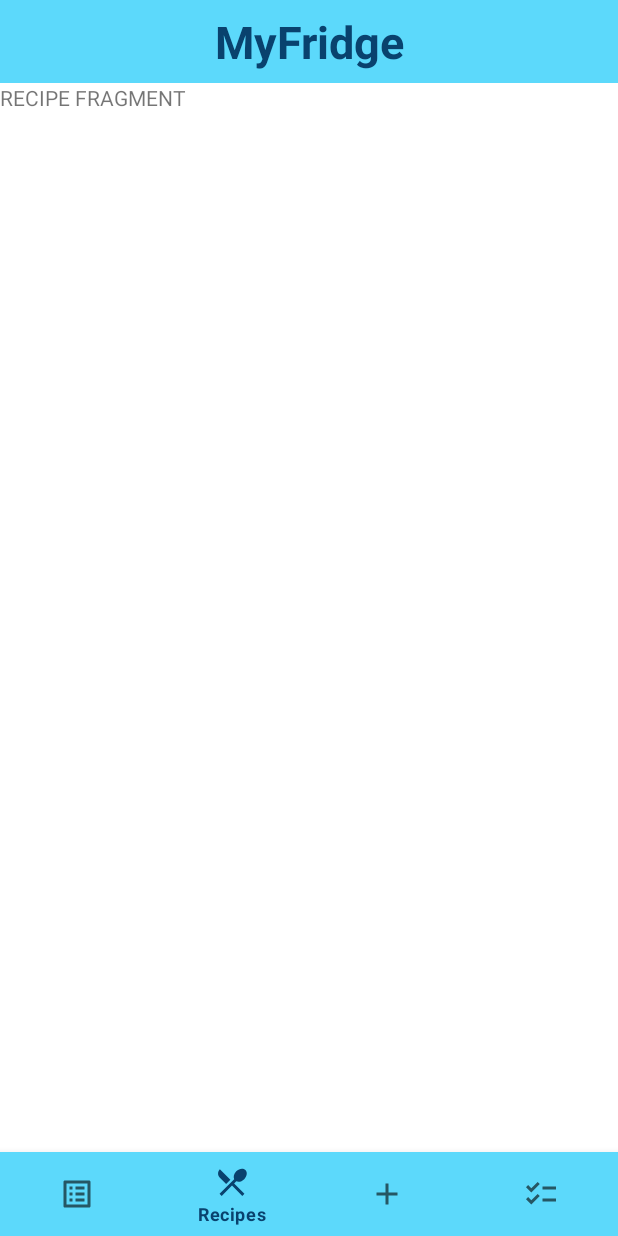
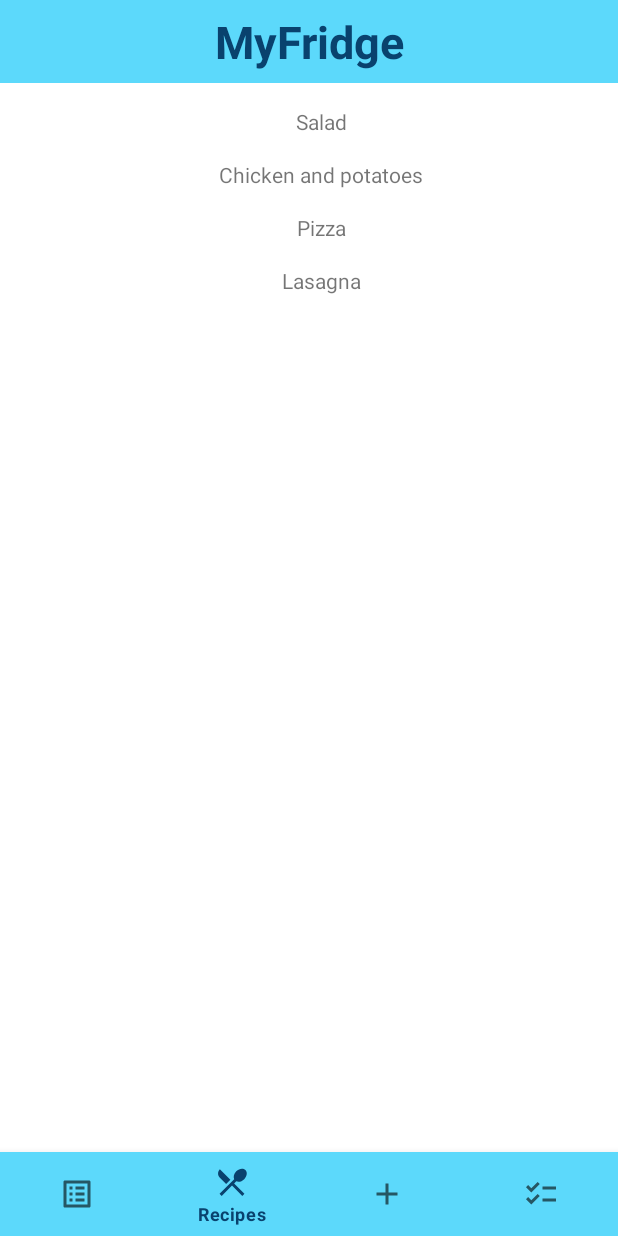
Before and after one commit to milmega/MyFridge, an Android app: the screen it shows after launch (MainActivity), item 2 of the bottom bar chosen, on a phone screen of 412 x 824 dp. Run offline under Robolectric (Android 15) with nearby library versions, the phone set to English and light mode, and no system bars; libraries missing offline, so code that uses them is left out: com.google.zxing.integration.

Commit message:
Shopping list view developed. It works like a note and saves automatically everything what user writes there. RecipeRecyclerAdapter developed as weel. It will show list of recipes retrieved from API.

```diff
--- a/app/build.gradle
+++ b/app/build.gradle
@@ -4,7 +4,6 @@ plugins {
 
 android {
     compileSdkVersion 31
-    buildToolsVersion "30.0.2"
 
     defaultConfig {
         applicationId "com.example.myfridge"
--- a/app/src/main/AndroidManifest.xml
+++ b/app/src/main/AndroidManifest.xml
@@ -14,7 +14,8 @@
         android:theme="@style/Theme.MyFridge">
 
         <activity android:name=".MainActivity"
-            android:screenOrientation="portrait">
+            android:screenOrientation="portrait"
+            android:exported="true">
             <intent-filter>
                 <action android:name="android.intent.action.MAIN" />
 
--- /dev/null
+++ b/app/src/main/java/com/example/myfridge/Recipe.java
@@ -0,0 +1,41 @@
+package com.example.myfridge;
+
+import android.media.Image;
+
+import java.util.ArrayList;
+
+public class Recipe {
+    private String name;
+    private Image photo;
+    private String description;
+    private ArrayList<Product>products;
+
+    public Recipe(String name){
+        this.name = name;
+    }
+
+    public String getName() {
+        return name;
+    }
+    public void setName(String name) {
+        this.name = name;
+    }
+    public Image getPhoto() {
+        return photo;
+    }
+    public void setPhoto(Image photo) {
+        this.photo = photo;
+    }
+    public String getDescription() {
+        return description;
+    }
+    public void setDescription(String description) {
+        this.description = description;
+    }
+    public ArrayList<Product> getProducts() {
+        return products;
+    }
+    public void setProducts(ArrayList<Product> products) {
+        this.products = products;
+    }
+}
--- a/app/src/main/java/com/example/myfridge/RecipeFragment.java
+++ b/app/src/main/java/com/example/myfridge/RecipeFragment.java
@@ -1,20 +1,47 @@
 package com.example.myfridge;
 
 import android.os.Bundle;
-
-import androidx.fragment.app.Fragment;
-
 import android.view.LayoutInflater;
 import android.view.View;
 import android.view.ViewGroup;
 
+import androidx.fragment.app.Fragment;
+import androidx.recyclerview.widget.DefaultItemAnimator;
+import androidx.recyclerview.widget.LinearLayoutManager;
+import androidx.recyclerview.widget.RecyclerView;
+
+import java.util.ArrayList;
+
 
 public class RecipeFragment extends Fragment {
+
+    ArrayList<Recipe> recipeArray;
+    private RecyclerView recyclerView;
 
     @Override
     public View onCreateView(LayoutInflater inflater, ViewGroup container,
                              Bundle savedInstanceState) {
         // Inflate the layout for this fragment
-        return inflater.inflate(R.layout.fragment_recipe, container, false);
+        View view =  inflater.inflate(R.layout.fragment_recipe, container, false);
+        recipeArray = new ArrayList<>();
+        recyclerView = view.findViewById(R.id.recipeRecycler);
+        addRecipes();
+        setAdapter();
+        return view;
+    }
+
+    private void setAdapter(){
+        RecipeRecyclerAdapter adapter = new RecipeRecyclerAdapter((MainActivity)getContext(), recipeArray);
+        RecyclerView.LayoutManager layoutManager = new LinearLayoutManager((MainActivity)getContext());
+        recyclerView.setLayoutManager(layoutManager);
+        recyclerView.setItemAnimator(new DefaultItemAnimator());
+        recyclerView.setAdapter(adapter);
+    }
+
+    private void addRecipes() {
+        recipeArray.add(new Recipe("Salad"));
+        recipeArray.add(new Recipe("Chicken and potatoes"));
+        recipeArray.add(new Recipe("Pizza"));
+        recipeArray.add(new Recipe("Lasagna"));
     }
 }
--- /dev/null
+++ b/app/src/main/java/com/example/myfridge/RecipeRecyclerAdapter.java
@@ -0,0 +1,50 @@
+package com.example.myfridge;
+
+import android.content.Context;
+import android.view.LayoutInflater;
+import android.view.View;
+import android.view.ViewGroup;
+import android.widget.TextView;
+
+import androidx.annotation.NonNull;
+import androidx.recyclerview.widget.RecyclerView;
+
+import java.util.ArrayList;
+
+public class RecipeRecyclerAdapter extends RecyclerView.Adapter<RecipeRecyclerAdapter.RecipeHolder> {
+
+    private ArrayList<Recipe> recipeArray;
+    private Context context;
+
+    public RecipeRecyclerAdapter(Context context, ArrayList<Recipe> recipeArray){
+        this.recipeArray = recipeArray;
+    }
+
+    public class RecipeHolder extends RecyclerView.ViewHolder{
+        TextView recipeName;
+
+        public RecipeHolder(final View view){
+            super(view);
+            recipeName = view.findViewById(R.id.recipeNameID);
+        }
+    }
+
+    @NonNull
+    @Override
+    public RecipeRecyclerAdapter.RecipeHolder onCreateViewHolder(@NonNull ViewGroup parent, int viewType) {
+        context = parent.getContext();
+        View itemView = LayoutInflater.from(parent.getContext()).inflate(R.layout.list_recipe, parent, false);
+        return new RecipeHolder(itemView);
+    }
+
+    @Override
+    public void onBindViewHolder(@NonNull RecipeRecyclerAdapter.RecipeHolder holder, int position) {
+        String name = recipeArray.get(position).getName();
+        holder.recipeName.setText(name);
+    }
+
+    @Override
+    public int getItemCount() {
+        return recipeArray.size();
+    }
+}
--- a/app/src/main/res/drawable/save_icon.xml
+++ /dev/null
@@ -1,5 +0,0 @@
-<vector android:height="40dp" android:tint="@color/white"
-    android:viewportHeight="24" android:viewportWidth="24"
-    android:width="40dp" xmlns:android="http://schemas.android.com/apk/res/android">
-    <path android:fillColor="@android:color/white" android:pathData="M19.77,5.03l1.4,1.4L8.43,19.17l-5.6,-5.6 1.4,-1.4 4.2,4.2L19.77,5.03m0,-2.83L8.43,13.54l-4.2,-4.2L0,13.57 8.43,22 24,6.43 19.77,2.2z"/>
-</vector>
--- a/app/src/main/res/layout/fragment_recipe.xml
+++ b/app/src/main/res/layout/fragment_recipe.xml
@@ -5,11 +5,9 @@
     android:layout_height="match_parent"
     tools:context=".RecipeFragment">
 
-    <!-- TODO: Update blank fragment layout -->
-    <TextView
+
+    <androidx.recyclerview.widget.RecyclerView
+        android:id="@+id/recipeRecycler"
         android:layout_width="match_parent"
-        android:layout_height="match_parent"
-        android:text="RECIPE FRAGMENT"
-        android:layout_gravity="center"/>
-
+        android:layout_height="match_parent" />
 </FrameLayout>
--- /dev/null
+++ b/app/src/main/res/layout/list_recipe.xml
@@ -0,0 +1,18 @@
+<?xml version="1.0" encoding="utf-8"?>
+<androidx.constraintlayout.widget.ConstraintLayout xmlns:android="http://schemas.android.com/apk/res/android"
+    xmlns:app="http://schemas.android.com/apk/res-auto"
+    xmlns:tools="http://schemas.android.com/tools"
+    android:layout_width="match_parent"
+    android:layout_height="wrap_content">
+
+    <TextView
+        android:id="@+id/recipeNameID"
+        android:layout_width="wrap_content"
+        android:layout_height="wrap_content"
+        android:layout_marginStart="16dp"
+        android:layout_marginTop="16dp"
+        android:text="RecipeName"
+        app:layout_constraintEnd_toEndOf="parent"
+        app:layout_constraintStart_toStartOf="parent"
+        app:layout_constraintTop_toTopOf="parent" />
+</androidx.constraintlayout.widget.ConstraintLayout>
--- a/build.gradle
+++ b/build.gradle
@@ -6,7 +6,7 @@ buildscript {
     }
     dependencies {
 
-        classpath "com.android.tools.build:gradle:4.1.0"
+        classpath 'com.android.tools.build:gradle:7.1.3'
 
         // NOTE: Do not place your application dependencies here; they belong
         // in the individual module build.gradle files
```
Also changed, not shown: app/src/main/java/com/example/myfridge/ShoppingListFragment.java (+27 -0 lines), app/src/main/res/layout/fragment_shopping_list.xml (+0 -16 lines), gradle/wrapper/gradle-wrapper.properties.
